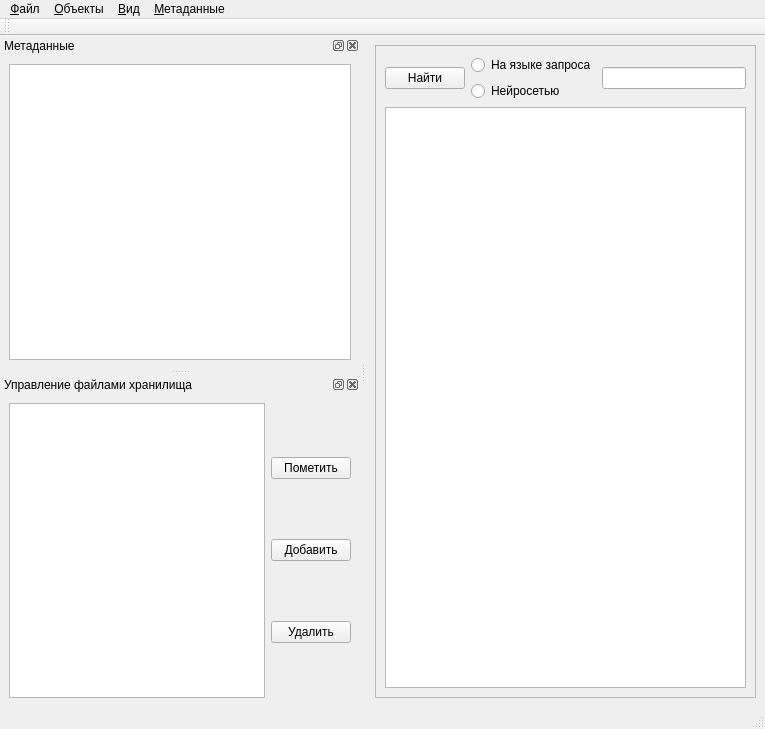
valexl/SmartFiles, file Project/QtDesigner/LastVersion/MainWindow_ui.ui: the form before one commit.
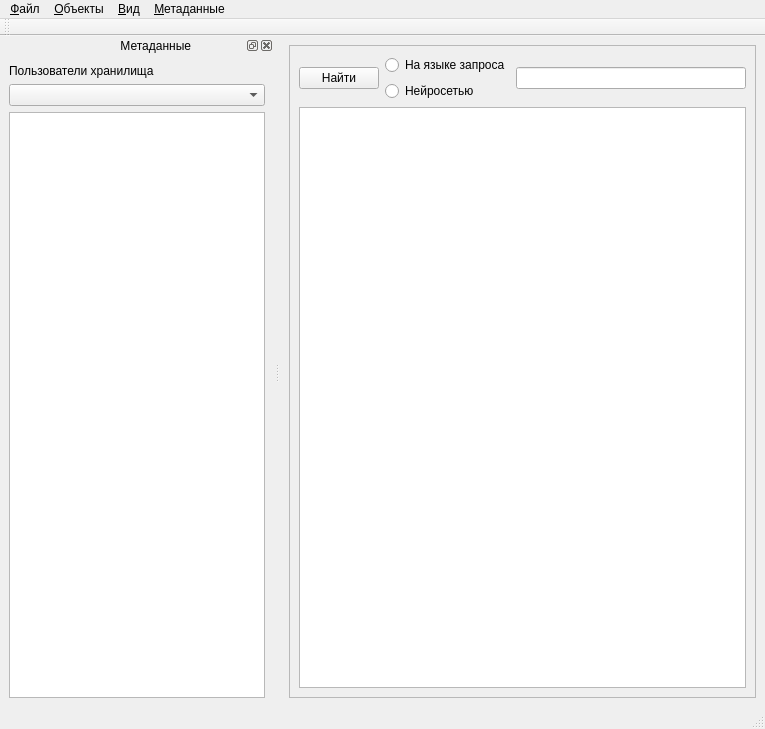
The form after the commit.

```diff
--- a/Project/QtDesigner/LastVersion/MainWindow_ui.ui
+++ b/Project/QtDesigner/LastVersion/MainWindow_ui.ui
@@ -173,78 +173,29 @@
   </widget>
   <widget class="QDockWidget" name="dockWidget_tag">
    <property name="windowTitle">
-    <string>Метаданные</string>
+    <string>                                   Метаданные</string>
    </property>
    <attribute name="dockWidgetArea">
     <number>1</number>
    </attribute>
    <widget class="QWidget" name="dockWidgetContents">
     <layout class="QVBoxLayout" name="verticalLayout_5">
+     <item>
+      <widget class="QLabel" name="label_users">
+       <property name="text">
+        <string>Пользователи хранилища</string>
+       </property>
+      </widget>
+     </item>
+     <item>
+      <widget class="QComboBox" name="comboBox_repo_users_metadata"/>
+     </item>
      <item>
       <widget class="QTableView" name="treeView_metadata"/>
      </item>
     </layout>
    </widget>
   </widget>
-  <widget class="QDockWidget" name="dockWidget_repo_files">
-   <property name="contextMenuPolicy">
-    <enum>Qt::ActionsContextMenu</enum>
-   </property>
-   <property name="acceptDrops">
-    <bool>false</bool>
-   </property>
-   <property name="windowTitle">
-    <string>Управление файлами хранилища</string>
-   </property>
-   <attribute name="dockWidgetArea">
-    <number>1</number>
-   </attribute>
-   <widget class="QWidget" name="dockWidgetContents_2">
-    <layout class="QVBoxLayout" name="verticalLayout_6">
-     <item>
-      <layout class="QHBoxLayout" name="horizontalLayout_3">
-       <item>
-        <widget class="QTreeView" name="treeView_repo_files"/>
-       </item>
-       <item>
-        <layout class="QVBoxLayout" name="verticalLayout_2">
-         <item>
-          <widget class="QPushButton" name="pushButton_indexing_files">
-           <property name="whatsThis">
-            <string>Пометить текущем пользователем файлы как свои</string>
-           </property>
-           <property name="text">
-            <string>Пометить</string>
-           </property>
-          </widget>
-         </item>
-         <item>
-          <widget class="QPushButton" name="pushButton_add_files">
-           <property name="whatsThis">
-            <string>Добавить файл в любую директорию хранилища.</string>
-           </property>
-           <property name="text">
-            <string>Добавить</string>
-           </property>
-          </widget>
-         </item>
-         <item>
-          <widget class="QPushButton" name="pushButton_delete_files">
-           <property name="whatsThis">
-            <string>Удалить файл их хранилища. (физическое удаление, а не удаление метаданных)</string>
-           </property>
-           <property name="text">
-            <string>Удалить</string>
-           </property>
-          </widget>
-         </item>
-        </layout>
-       </item>
-      </layout>
-     </item>
-    </layout>
-   </widget>
-  </widget>
   <action name="action_exit">
    <property name="text">
     <string>Выход</string>
```
Left out of the diff: 22 changed lines with no effect on the pictures.
